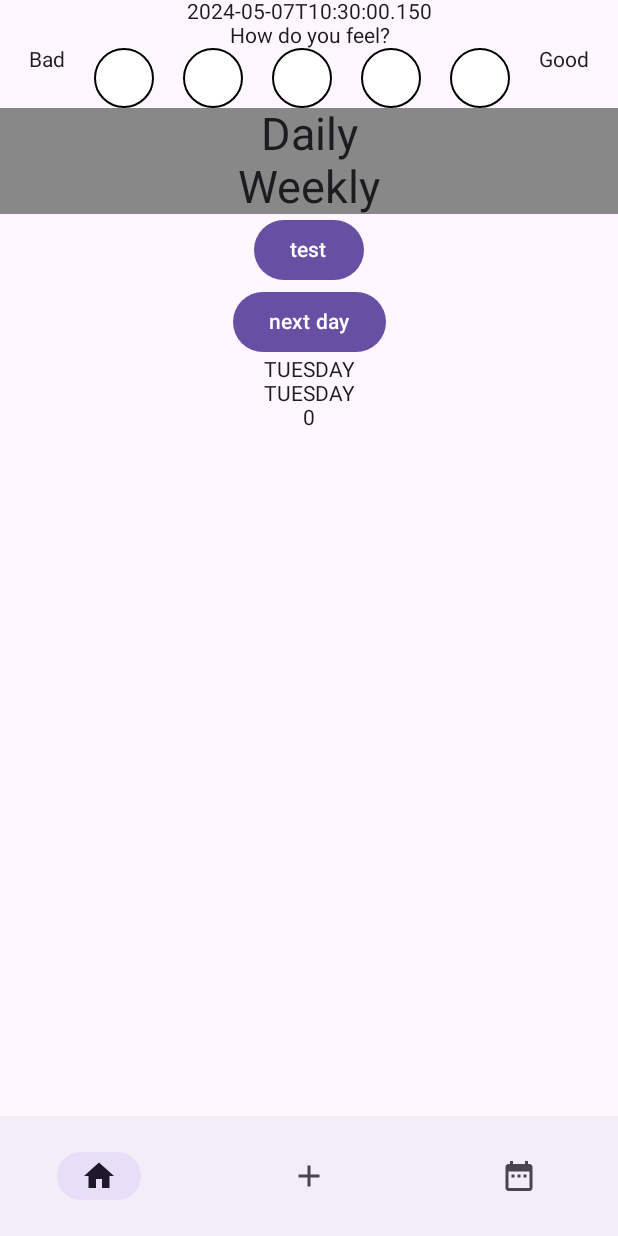
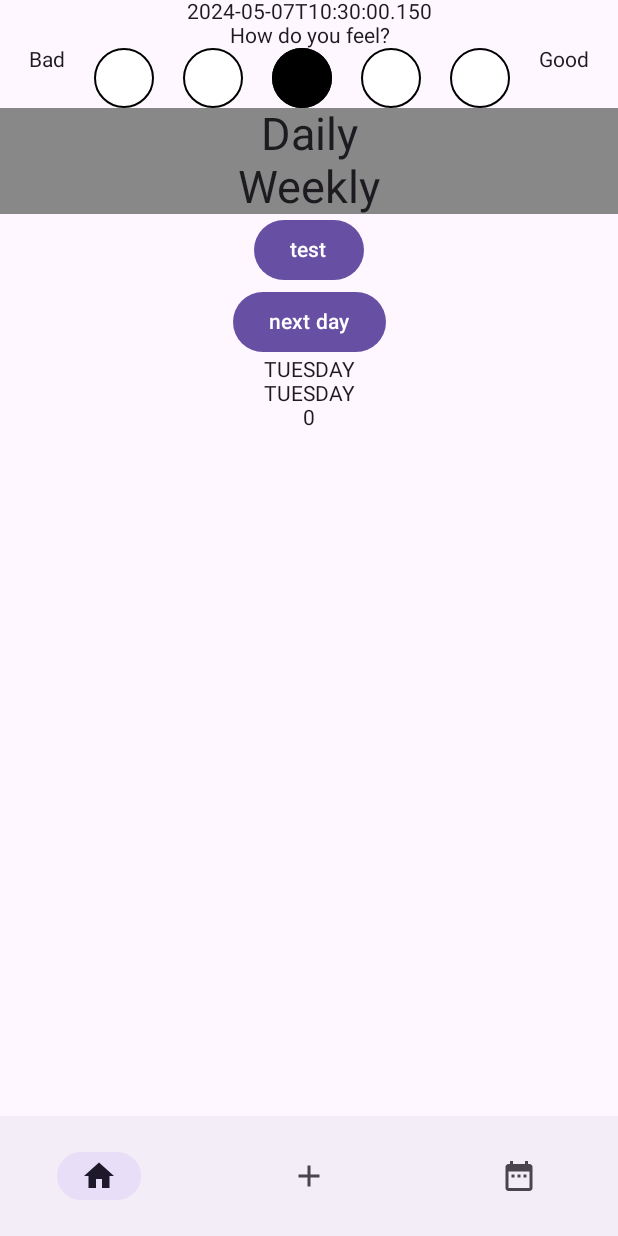
Before and after one commit to SchwarzNikolas/HabitTracker, an Android app built with Jetpack Compose: the screen it shows after launch (MainActivity), on a phone screen of 412 x 824 dp. Run offline under Robolectric (Android 15) with nearby library versions, the phone set to English and light mode, and no system bars; our stand-ins replace Room's generated code; missing, so only their content is drawn: HabitTrackerTheme; 1 statement that could not run was skipped.

Commit message:
added buttons ui

```diff
--- a/app/src/main/java/com/example/habittracker/habit/HabitScreen.kt
+++ b/app/src/main/java/com/example/habittracker/habit/HabitScreen.kt
@@ -424,7 +424,7 @@ fun MoodSection(moodState: MoodState, onMoodEvent: (MoodEvent) -> Unit, modifier
                     .size(width = 40.dp, height = 40.dp),
                 border = BorderStroke(1.dp, Color.Black),
                 colors = ButtonDefaults.outlinedButtonColors(
-                    containerColor = Color.White
+                    containerColor = if (moodState.selectedMood == MoodType.BAD) Color.Black else Color.White
                 )
             ) {}
 
@@ -435,7 +435,7 @@ fun MoodSection(moodState: MoodState, onMoodEvent: (MoodEvent) -> Unit, modifier
                     .size(width = 40.dp, height = 40.dp),
                 border = BorderStroke(1.dp, Color.Black),
                 colors = ButtonDefaults.outlinedButtonColors(
-                    containerColor = Color.White
+                    containerColor = if (moodState.selectedMood == MoodType.SO_SO) Color.Black else Color.White
                 )
             ) {}
 
@@ -446,7 +446,7 @@ fun MoodSection(moodState: MoodState, onMoodEvent: (MoodEvent) -> Unit, modifier
                     .size(width = 40.dp, height = 40.dp),
                 border = BorderStroke(1.dp, Color.Black),
                 colors = ButtonDefaults.outlinedButtonColors(
-                    containerColor = Color.White
+                    containerColor = if (moodState.selectedMood == MoodType.OK) Color.Black else Color.White
                 )
             ) {}
 
@@ -457,7 +457,7 @@ fun MoodSection(moodState: MoodState, onMoodEvent: (MoodEvent) -> Unit, modifier
                     .size(width = 40.dp, height = 40.dp),
                 border = BorderStroke(1.dp, Color.Black),
                 colors = ButtonDefaults.outlinedButtonColors(
-                    containerColor = Color.White
+                    containerColor = if (moodState.selectedMood == MoodType.ALRIGHT) Color.Black else Color.White
                 )
             ) {}
 
@@ -468,7 +468,7 @@ fun MoodSection(moodState: MoodState, onMoodEvent: (MoodEvent) -> Unit, modifier
                     .size(width = 40.dp, height = 40.dp),
                 border = BorderStroke(1.dp, Color.Black),
                 colors = ButtonDefaults.outlinedButtonColors(
-                    containerColor = Color.White
+                    containerColor = if (moodState.selectedMood == MoodType.GOOD) Color.Black else Color.White
                 )
             ) {}
 
--- a/app/src/main/java/com/example/habittracker/mood/MoodState.kt
+++ b/app/src/main/java/com/example/habittracker/mood/MoodState.kt
@@ -5,9 +5,6 @@ import java.time.LocalDateTime
 import java.time.LocalTime
 
 data class MoodState(
-    // temporary
-    val test: String = "test",
-
     val moods: List<MoodType> = enumValues<MoodType>().toList(),
     val selectedMood: MoodType = MoodType.OK
 )
```
